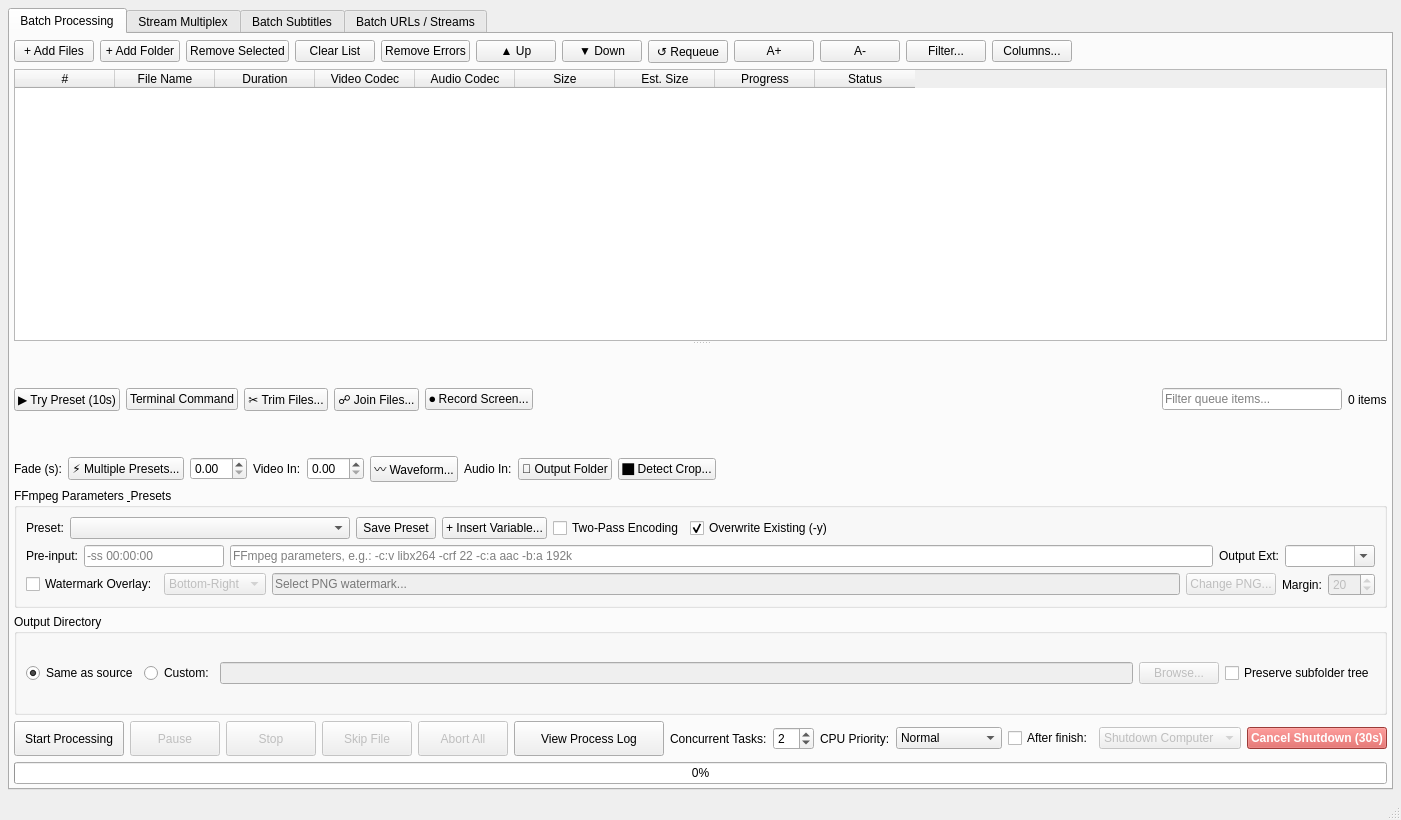
The window that ui/main_window.ui (Arean82/FFmpeg-Modular-Batch-GUI) describes before a commit, drawn with Qt 5.
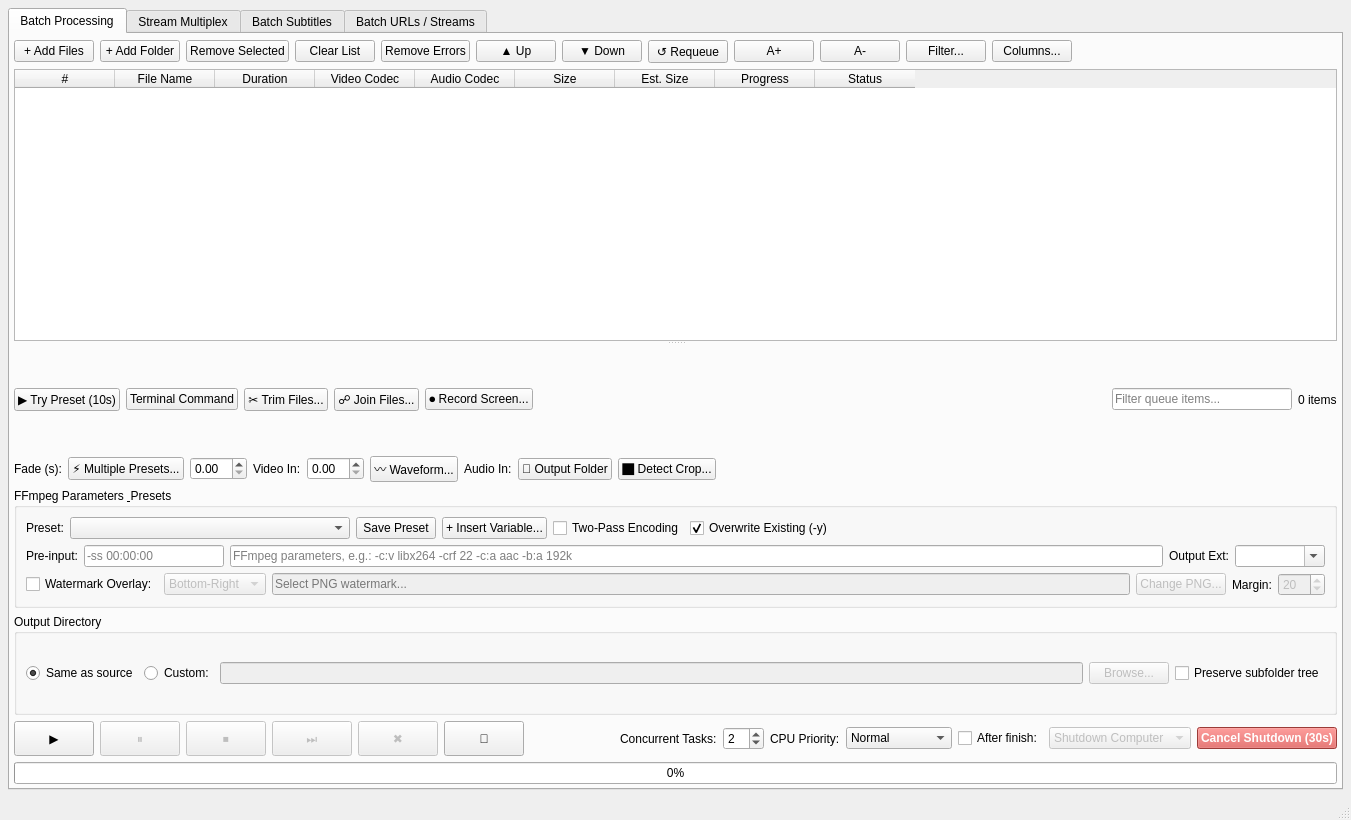
The same window after the commit.

Commit message: fix: resolve auto-start, preset selection, and batch output handling

What changed in the file:
```diff
--- a/ui/main_window.ui
+++ b/ui/main_window.ui
@@ -713,12 +713,12 @@
                <widget class="QPushButton" name="btnStart">
                 <property name="minimumSize">
                  <size>
-                  <width>110</width>
+                  <width>45</width>
                   <height>35</height>
                  </size>
                 </property>
                 <property name="text">
-                 <string>Start Processing</string>
+                 <string>▶</string>
                 </property>
                </widget>
               </item>
@@ -729,12 +729,12 @@
                 </property>
                 <property name="minimumSize">
                  <size>
-                  <width>90</width>
+                  <width>45</width>
                   <height>35</height>
                  </size>
                 </property>
                 <property name="text">
-                 <string>Pause</string>
+                 <string>⏸</string>
                 </property>
                </widget>
               </item>
@@ -745,13 +745,16 @@
                 </property>
                 <property name="minimumSize">
                  <size>
-                  <width>90</width>
+                  <width>45</width>
                   <height>35</height>
                  </size>
                 </property>
-                <property name="text">
+                <property name="toolTip">
                  <string>Stop</string>
                 </property>
+                <property name="text">
+                 <string>⏹</string>
+                </property>
                </widget>
               </item>
               <item>
@@ -761,16 +764,16 @@
                 </property>
                 <property name="minimumSize">
                  <size>
-                  <width>90</width>
+                  <width>45</width>
                   <height>35</height>
                  </size>
                 </property>
                 <property name="toolTip">
-                 <string>Skip currently active encoding file and proceed to next in queue</string>
-                </property>
-                <property name="text">
                  <string>Skip File</string>
                 </property>
+                <property name="text">
+                 <string>⏭</string>
+                </property>
                </widget>
               </item>
               <item>
@@ -780,23 +783,23 @@
                 </property>
                 <property name="minimumSize">
                  <size>
-                  <width>90</width>
+                  <width>45</width>
                   <height>35</height>
                  </size>
                 </property>
                 <property name="toolTip">
-                 <string>Immediately terminate all active FFmpeg encoding processes</string>
-                </property>
-                <property name="text">
                  <string>Abort All</string>
                 </property>
+                <property name="text">
+                 <string>✖</string>
+                </property>
                </widget>
               </item>
               <item>
                <widget class="QPushButton" name="viewProcessing">
                 <property name="minimumSize">
                  <size>
-                  <width>150</width>
+                  <width>45</width>
                   <height>35</height>
                  </size>
                 </property>
@@ -804,7 +807,7 @@
                  <string>Open dedicated live FFmpeg processing log viewer</string>
                 </property>
                 <property name="text">
-                 <string>View Process Log</string>
+                 <string>📜</string>
                 </property>
                </widget>
               </item>
```
Left out of the diff: 8 changed lines with no effect on the pictures. The commit also changes 6 other files.
